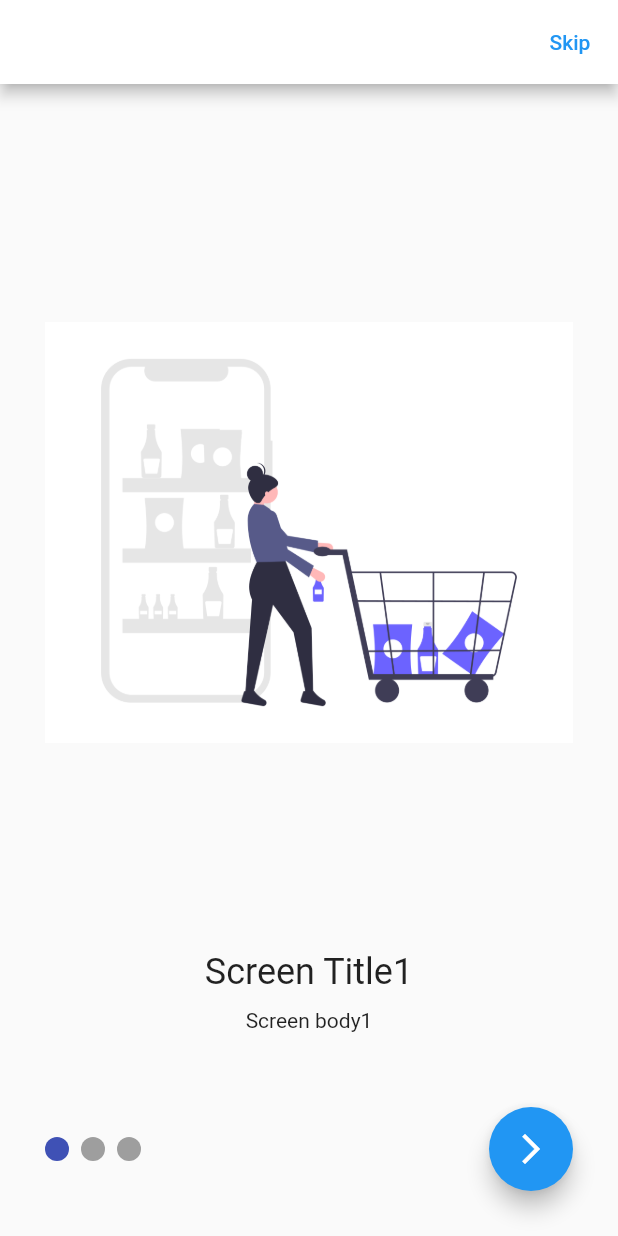
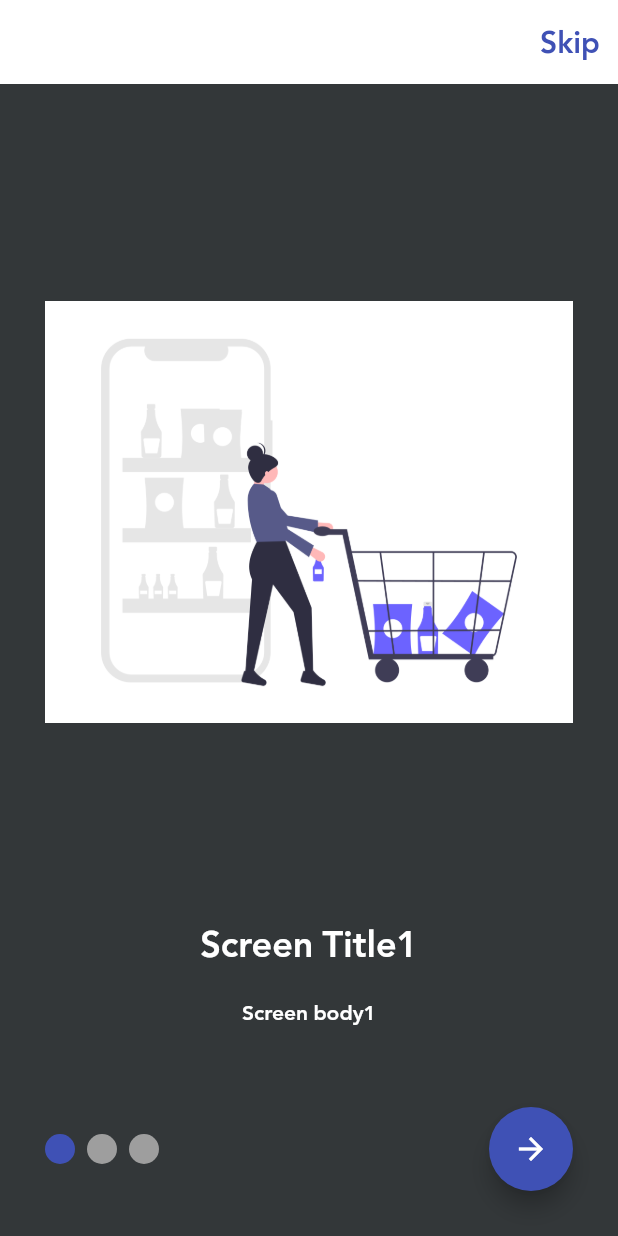
Before and after one commit to Esra2-Abdelltif/Shop-Application, a Flutter app: the screen it shows after launch, on a phone screen of 412 x 824 dp. Run offline on Flutter 3.47's test engine with Material 2 defaults, Android fonts, the phone set to English and light mode, and no system bars; drawn by our look-alikes of smooth_page_indicator; our stand-ins replace bloc, flutter_bloc, flutter_conditional_rendering, hexcolor, shared_preferences; missing offline and left inert: dart:ffi.

Commit message:
OnBoarding Screen

```diff
--- a/lib/main.dart
+++ b/lib/main.dart
@@ -1,24 +1,52 @@
 import 'package:flutter/material.dart';
+import 'package:flutter/services.dart';
+import 'package:flutter_bloc/flutter_bloc.dart';
 import 'package:shop_project/modules/on_boarding_screen/on_boardin_screen.dart';
+import 'package:shop_project/shared/Bloc/cubit.dart';
+import 'package:shop_project/shared/Bloc/observer_bloc.dart';
+import 'package:shop_project/shared/Network/local/cacheHelper.dart';
+import 'package:shop_project/shared/Styles/theme/Bloc/cubit.dart';
+import 'package:shop_project/shared/Styles/theme/Bloc/states.dart';
+import 'package:shop_project/shared/Styles/theme/theme.dart';
 
-void main() {
-  runApp(const MyApp());
+void main()  async {
+  //بيتاكد ان كل حاجه في ميثود خلصت وبعدين يفتح الابلكيشن
+  WidgetsFlutterBinding.ensureInitialized();
+
+  await CacheHelper.init();
+  bool IsDark =CacheHelper.getDate(key: 'IsDark');
+  BlocOverrides.runZoned( () {
+    runApp( MyApp(IsDark));
+
+  },
+    blocObserver: MyBlocObserver(),
+  );
 }
 
 class MyApp extends StatelessWidget {
-  const MyApp({Key key}) : super(key: key);
+  final bool IsDark;
+  MyApp(this.IsDark);
 
   // This widget is the root of your application.
   @override
   Widget build(BuildContext context) {
-    return MaterialApp(
-      title: 'Flutter Demo',
-      theme: ThemeData(
-        primarySwatch: Colors.blue,
+    return MultiBlocProvider(
+      providers: [
+        BlocProvider(create: ((context) => NewsCubit())),
+        BlocProvider(create: (BuildContext context )=>AppCubit()..ChangeAppMode(fromShared: IsDark))
+      ],
+      child: BlocConsumer<AppCubit,AppStates>(
+        listener: (context ,state){},
+        builder: (context ,state){
+          return  MaterialApp(
+            theme: lightthemes,
+            darkTheme: darkthemes,
+            themeMode: AppCubit.get(context).IsDark ? ThemeMode.dark :ThemeMode.light ,
+            debugShowCheckedModeBanner: false,
+            home:OnBoardinScreen(),
+          );
+        },
       ),
-      home: OnBoardinScreen(),
-      debugShowCheckedModeBanner: false,
-
     );
   }
 }
--- a/lib/modules/on_boarding_screen/on_boardin_screen.dart
+++ b/lib/modules/on_boarding_screen/on_boardin_screen.dart
@@ -1,4 +1,5 @@
 import 'package:flutter/material.dart';
+import 'package:flutter_conditional_rendering/conditional.dart';
 import 'package:shop_project/modules/login_screen/login_screen.dart';
 import 'package:shop_project/shared/Constans/constans.dart';
 import 'package:shop_project/shared/Styles/colors.dart';
@@ -33,7 +34,7 @@ class _OnBoardinScreenState extends State<OnBoardinScreen> {
         actions: [
           TextButton(onPressed:(){
             NavigateAndFinsh(context: context,router: LoginScreen());
-          } , child:Text('Skip',))
+          } , child:Text('Skip',style: TextStyle(fontSize: 20)))
         ],
       ),
       body:Padding(
@@ -65,31 +66,41 @@ class _OnBoardinScreenState extends State<OnBoardinScreen> {
           ),
             const SizedBox(height: 40,),
             Row(
-                //mainAxisAlignment: MainAxisAlignment.start,
+                mainAxisAlignment: MainAxisAlignment.center,
                 children: [
-                  Center(
-                    child: SmoothPageIndicator(
+                  SmoothPageIndicator(
                       controller: boardController,
                       count: boarding.length,
                       effect:  const JumpingDotEffect(
                         activeDotColor: defultColor,
-                          dotHeight: 16,
-                          dotWidth: 16,
+                        dotHeight: 20,
+                        dotWidth: 20,
                         jumpScale: .7,
-                          verticalOffset: 15,
+                        //verticalOffset: 150,
 
                       ),
                   ),
-                  ),
                   const Spacer(),
-                  FloatingActionButton(onPressed: (){
+                  Conditional.single(
+                    context: context,
+                      conditionBuilder:(BuildContext context)=> isLast,
+                      widgetBuilder:  (BuildContext context){
+                    return TextButton(onPressed:(){
+                      NavigateAndFinsh(context: context,router: LoginScreen());
+                    } , child:Text('Done',style: TextStyle(fontSize: 18),));
+                      },
+                      fallbackBuilder:  (BuildContext context){
+                    return FloatingActionButton(onPressed: (){
                       if(isLast){
                         NavigateAndFinsh(router: LoginScreen(),context: context);
                       }
                       else{
                         boardController.nextPage(duration: const Duration(milliseconds: 750), curve: Curves.fastLinearToSlowEaseIn);
                       }
-                  },child: const Icon(Icons.arrow_forward_ios),)
+                    },
+                      child: const Icon(Icons.arrow_forward),);
+                      },
+                  )
 
 
                 ]
--- /dev/null
+++ b/lib/shared/Bloc/cubit.dart
@@ -0,0 +1,22 @@
+
+
+import 'package:flutter_bloc/flutter_bloc.dart';
+import 'package:shop_project/shared/Bloc/states.dart';
+
+class NewsCubit extends Cubit<NewsStates>
+{
+ NewsCubit() : super(InitialNewsStates());
+  static  NewsCubit get(context) => BlocProvider.of(context);
+
+
+
+  bool IsDark=false;
+  void ChangeAppMode(){
+    IsDark = !IsDark;
+    emit(AppChangeModeState());
+  }
+
+
+
+
+}
--- /dev/null
+++ b/lib/shared/Bloc/states.dart
@@ -0,0 +1,11 @@
+ import 'package:flutter/material.dart';
+import 'package:flutter/foundation.dart';
+
+@immutable
+abstract class NewsStates
+{
+  const NewsStates();
+}
+
+class InitialNewsStates extends NewsStates{}
+class AppChangeModeState extends NewsStates{}
--- a/lib/shared/Styles/theme/Bloc/cubit.dart
+++ b/lib/shared/Styles/theme/Bloc/cubit.dart
@@ -1,27 +1,28 @@
-// import 'package:bloc/bloc.dart';
-// import 'package:flutter_bloc/flutter_bloc.dart';
-// import 'package:shop_project/shared/Styles/theme/Bloc/states.dart';
-//
-// class AppCubit extends Cubit<AppStates>
-// {
-//   AppCubit() : super(InitialAppState());
-//   static  AppCubit get(context) => BlocProvider.of(context);
-//
-//   bool IsDark=false;
-//   void ChangeAppMode({bool fromShared}){
-//     if(fromShared != null) {
-//       IsDark = fromShared;
-//       emit(AppChangeModeState());
-//     }
-//     else {
-//       IsDark = !IsDark;
-//       CacheHelper.putDate(key: 'IsDark', value: IsDark).then((value) {
-//         emit(AppChangeModeState());
-//       });
-//     }
-//   }
-//
-//
-//
-//
-// }
+import 'package:bloc/bloc.dart';
+import 'package:flutter_bloc/flutter_bloc.dart';
+import 'package:shop_project/shared/Network/local/cacheHelper.dart';
+import 'package:shop_project/shared/Styles/theme/Bloc/states.dart';
+
+class AppCubit extends Cubit<AppStates>
+{
+  AppCubit() : super(InitialAppState());
+  static  AppCubit get(context) => BlocProvider.of(context);
+
+  bool IsDark=false;
+  void ChangeAppMode({bool fromShared}){
+    if(fromShared != null) {
+      IsDark = fromShared;
+      emit(AppChangeModeState());
+    }
+    else {
+      IsDark = !IsDark;
+      CacheHelper.putDate(key: 'IsDark', value: IsDark).then((value) {
+        emit(AppChangeModeState());
+      });
+    }
+  }
+
+
+
+
+}
```
Also changed, not shown: lib/modules/Setting/setting.dart (+23 -21 lines), lib/shared/Bloc/observer_bloc.dart (added, +28 -0 lines), lib/shared/Network/remote/dio_helper.dart (+22 -22 lines), 1 other file. Lines whose indentation alone changed are shown as unchanged.
